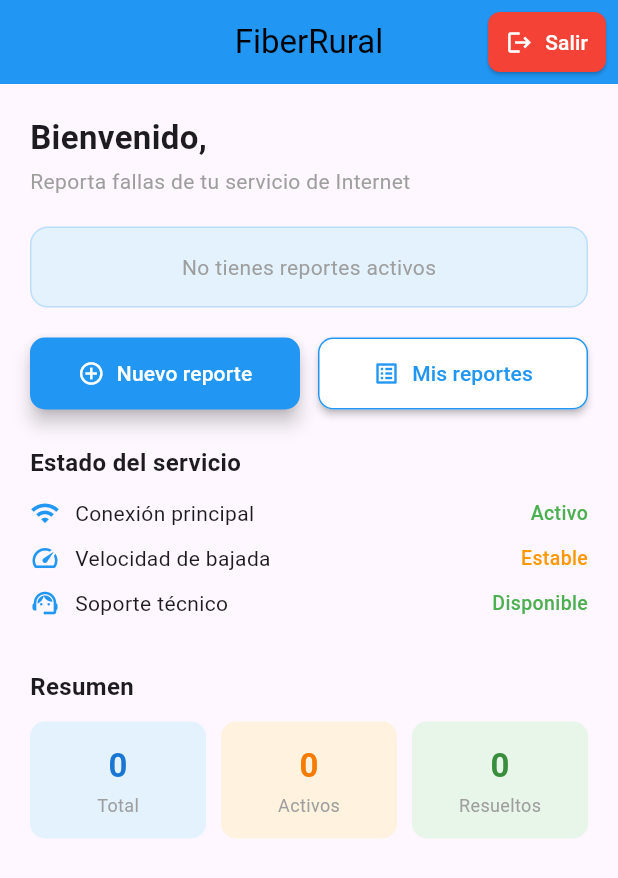
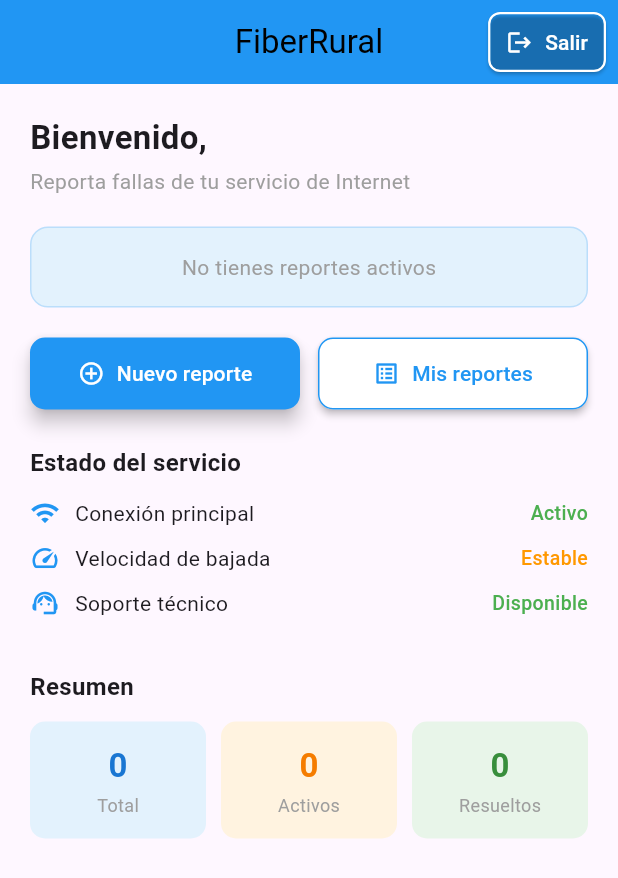
Before and after one commit to EstebanPeluffo/FiberRural, a Flutter app: the MenuPrincipal screen opened directly with empty values, on a phone screen of 412 x 824 dp. Shown: the top 878 px of the screen. Run offline on Flutter 3.47's test engine with Material 3 defaults, Android fonts, the phone set to English and light mode, and no system bars; our stand-ins replace shared_preferences; accounts and stored records are empty; network calls fail.

Commit message:
boton de salir nuevo y arreglo de franjas amarillas

```diff
--- a/Frontend/lib/screens/MenuPrincipal.dart
+++ b/Frontend/lib/screens/MenuPrincipal.dart
@@ -135,12 +135,13 @@
               icon: const Icon(Icons.logout, size: 18),
               label: const Text('Salir'),
               style: ElevatedButton.styleFrom(
-                backgroundColor: Colors.red,
+                backgroundColor: Colors.transparent,
                 foregroundColor: Colors.white,
                 padding: const EdgeInsets.symmetric(
                   horizontal: 12,
                   vertical: 8,
                 ),
+                side: const BorderSide(color: Colors.white, width: 1.5),
                 shape: RoundedRectangleBorder(
                   borderRadius: BorderRadius.circular(8),
                 ),
```
Also changed, not shown: Frontend/lib/main.dart (+9 -1 lines).
